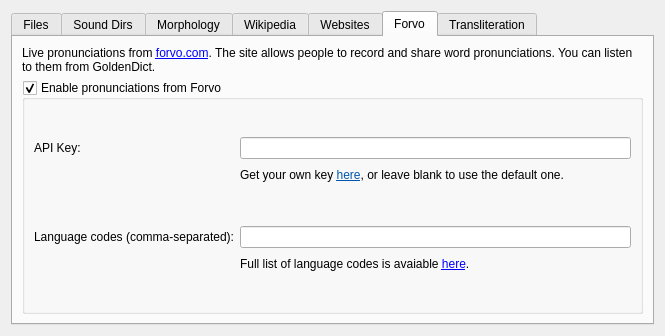
goldendict/goldendict, file sources.ui: the form before one commit.
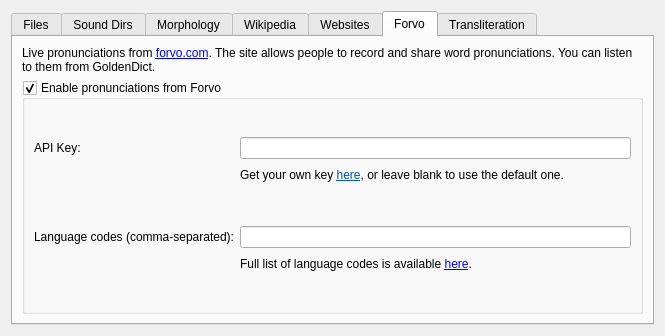
The form after the commit. The open tabs and pages were chosen to show the change. Icons and pictures are not drawn.

Commit message: Fix a typo: avaiable -> available

Patch:
```diff
--- a/sources.ui
+++ b/sources.ui
@@ -477,7 +477,7 @@
             <item row="4" column="1">
              <widget class="QLabel" name="label_15">
               <property name="text">
-               <string>Full list of language codes is avaiable &lt;a href=&quot;http://www.forvo.com/languages-codes/&quot;&gt;here&lt;/a&gt;.</string>
+               <string>Full list of language codes is available &lt;a href=&quot;http://www.forvo.com/languages-codes/&quot;&gt;here&lt;/a&gt;.</string>
               </property>
               <property name="openExternalLinks">
                <bool>true</bool>
```
The commit also changes 11 other files.
